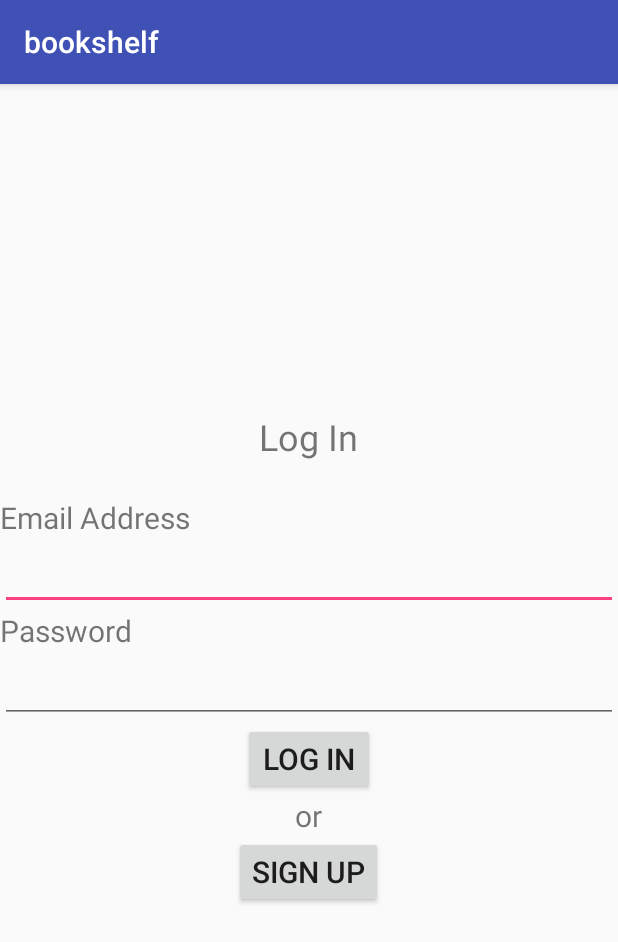
After one commit to rabindrakhanal/bookself, an Android app: the fragment LoginFragment shown on its own in the app's theme, on a phone screen of 412 x 824 dp. The commit adds this screen. Shown: the top 942 px of the screen. Run offline under Robolectric (Android 15) with nearby library versions, the phone set to English and light mode, and no system bars.

Commit message:
Added login activity

```diff
--- a/app/src/main/AndroidManifest.xml
+++ b/app/src/main/AndroidManifest.xml
@@ -9,12 +9,13 @@
         android:roundIcon="@mipmap/ic_launcher_round"
         android:supportsRtl="true"
         android:theme="@style/AppTheme">
-        <activity android:name=".SignUpActivity">
+        <activity android:name=".LoginActivity">
             <intent-filter>
                 <action android:name="android.intent.action.MAIN"/>
-
                 <category android:name="android.intent.category.LAUNCHER"/>
             </intent-filter>
+        </activity>
+        <activity android:name=".SignUpActivity">
         </activity>
     </application>
 
--- /dev/null
+++ b/app/src/main/java/edu/ecu/cs/bookshelf/LoginFragment.java
@@ -0,0 +1,112 @@
+package edu.ecu.cs.bookshelf;
+
+import android.content.Intent;
+import android.os.Bundle;
+import android.support.v4.app.Fragment;
+import android.text.Editable;
+import android.text.TextWatcher;
+import android.view.LayoutInflater;
+import android.view.View;
+import android.view.ViewGroup;
+import android.widget.Button;
+import android.widget.EditText;
+import android.widget.Toast;
+
+import java.util.HashMap;
+
+/**
+ * Created by Jennifer on 10/23/2017.
+ */
+
+public class LoginFragment extends Fragment {
+
+    private EditText mEmailAddress;
+    private EditText mPassword;
+    private Button mSubmitButton;
+    private Button mSignUpButton;
+
+    private HashMap<String, String> mUser = new HashMap<String, String>();
+
+    public static LoginFragment newInstance() {
+        LoginFragment fragment = new LoginFragment();
+        return fragment;
+    }
+
+    @Override
+    public void onCreate(Bundle savedInstanceState) {
+        super.onCreate(savedInstanceState);
+    }
+
+    @Override
+    public View onCreateView(LayoutInflater inflater, ViewGroup container, Bundle savedInstanceState) {
+        View view = inflater.inflate(R.layout.activity_login, container, false);
+
+        mEmailAddress = (EditText) view.findViewById(R.id.email_address_text_input);
+        mEmailAddress.addTextChangedListener(new TextWatcher() {
+            @Override
+            public void beforeTextChanged(CharSequence charSequence, int i, int i1, int i2) {
+                // TODO
+            }
+
+            @Override
+            public void onTextChanged(CharSequence charSequence, int i, int i1, int i2) {
+                mUser.put("emailAddress", charSequence.toString());
+            }
+
+            @Override
+            public void afterTextChanged(Editable editable) {
+                //TODO
+            }
+        });
+
+        mPassword = (EditText) view.findViewById(R.id.password_text_input);
+        mPassword.addTextChangedListener(new TextWatcher() {
+            @Override
+            public void beforeTextChanged(CharSequence charSequence, int i, int i1, int i2) {
+                // TODO
+            }
+
+            @Override
+            public void onTextChanged(CharSequence charSequence, int i, int i1, int i2) {
+                mUser.put("encryptedPassword", charSequence.toString());
+            }
+
+            @Override
+            public void afterTextChanged(Editable editable) {
+                //TODO
+            }
+        });
+
+        mSubmitButton = (Button) view.findViewById(R.id.login_button);
+        mSubmitButton.setOnClickListener(new View.OnClickListener() {
+            @Override
+            public void onClick(View v) {
+            if (UserBase.getUserBase(getActivity()).exists(mUser.get("emailAddress"))) {
+                User user = UserBase.getUserBase(getActivity()).getUserByEmail(mUser.get("emailAddress"));
+                if (user.getEncryptedPassword().equals(mUser.get("encryptedPassword"))) {
+                    String userFirstName = UserBase.getUserBase(getActivity()).getUser(user.getId()).getFirstName();
+                    String userLastName = UserBase.getUserBase(getActivity()).getUser(user.getId()).getLastName();
+
+                    Toast.makeText(getActivity(), userFirstName + " " + userLastName +
+                            " has been successfully logged in.", Toast.LENGTH_SHORT).show();
+                } else {
+                    Toast.makeText(getActivity(), R.string.incorrect_password_toast, Toast.LENGTH_SHORT).show();
+                }
+            } else {
+                Toast.makeText(getActivity(), R.string.no_existing_account_toast, Toast.LENGTH_SHORT).show();
+            }
+            }
+        });
+
+        mSignUpButton = (Button) view.findViewById(R.id.sign_up_button);
+        mSignUpButton.setOnClickListener(new View.OnClickListener() {
+            @Override
+            public void onClick(View v) {
+                Intent intent = SignUpActivity.newIntent(getActivity());
+                startActivity(intent);
+            }
+        });
+
+        return view;
+    }
+}
--- a/app/src/main/java/edu/ecu/cs/bookshelf/SignUpActivity.java
+++ b/app/src/main/java/edu/ecu/cs/bookshelf/SignUpActivity.java
@@ -8,7 +8,7 @@ import java.util.UUID;
 
 public class SignUpActivity extends SingleFragmentActivity {
 
-    public static Intent newIntent(Context packageContext, UUID id) {
+    public static Intent newIntent(Context packageContext) {
         Intent intent = new Intent(packageContext, SignUpActivity.class);
         return intent;
     }
--- /dev/null
+++ b/app/src/main/res/layout/activity_login.xml
@@ -0,0 +1,63 @@
+<?xml version="1.0" encoding="utf-8"?>
+<LinearLayout xmlns:android="http://schemas.android.com/apk/res/android"
+              android:layout_width="match_parent"
+              android:layout_height="match_parent"
+              android:gravity="center"
+              android:orientation="vertical" >
+
+    <TextView
+        android:layout_width="wrap_content"
+        android:layout_height="wrap_content"
+        android:text="@string/login_title"
+        android:textSize="24dp"
+        android:paddingBottom="24dp" />
+
+    <TextView
+        android:layout_width="wrap_content"
+        android:layout_height="wrap_content"
+        android:text="@string/email_address"
+        android:textSize="20sp"
+        android:layout_gravity="left"/>
+
+    <EditText
+        android:id="@+id/email_address_text_input"
+        android:layout_height="wrap_content"
+        android:layout_width="match_parent"
+        android:inputType="text"
+        android:textSize="20sp"/>
+
+    <TextView
+        android:layout_width="wrap_content"
+        android:layout_height="wrap_content"
+        android:text="@string/password"
+        android:textSize="20sp"
+        android:layout_gravity="left"/>
+
+    <EditText
+        android:id="@+id/password_text_input"
+        android:layout_height="wrap_content"
+        android:layout_width="match_parent"
+        android:inputType="textPassword"
+        android:textSize="20sp"/>
+
+    <Button
+        android:id="@+id/login_button"
+        android:layout_width="wrap_content"
+        android:layout_height="wrap_content"
+        android:text="@string/login_title"
+        android:textSize="20sp"/>
+
+    <TextView
+        android:layout_width="wrap_content"
+        android:layout_height="wrap_content"
+        android:text="@string/or"
+        android:textSize="20sp"/>
+
+    <Button
+        android:id="@+id/sign_up_button"
+        android:layout_width="wrap_content"
+        android:layout_height="wrap_content"
+        android:text="@string/sign_up_title"
+        android:textSize="20sp"/>
+
+</LinearLayout>
--- a/app/src/main/res/values/strings.xml
+++ b/app/src/main/res/values/strings.xml
@@ -15,4 +15,9 @@
     <string name="invalid_password_toast">You did not eneter a valid password</string>
     <string name="invalid_password_confirmation_toast">You did not enter matching passwords</string>
     <string name="existing_account_toast">You already have an account.</string>
+    <string name="login_title">Log In</string>
+    <string name="or">or</string>
+    <string name="successful_login_toast">You have successfully logged in!</string>
+    <string name="no_existing_account_toast">There is no account for that email address.</string>
+    <string name="incorrect_password_toast">Incorrect password.</string>
 </resources>
```
Also changed, not shown: app/src/main/java/edu/ecu/cs/bookshelf/LoginActivity.java (added, +24 -0 lines), app/src/main/java/edu/ecu/cs/bookshelf/UserBase.java (+15 -0 lines), 1 other file.
